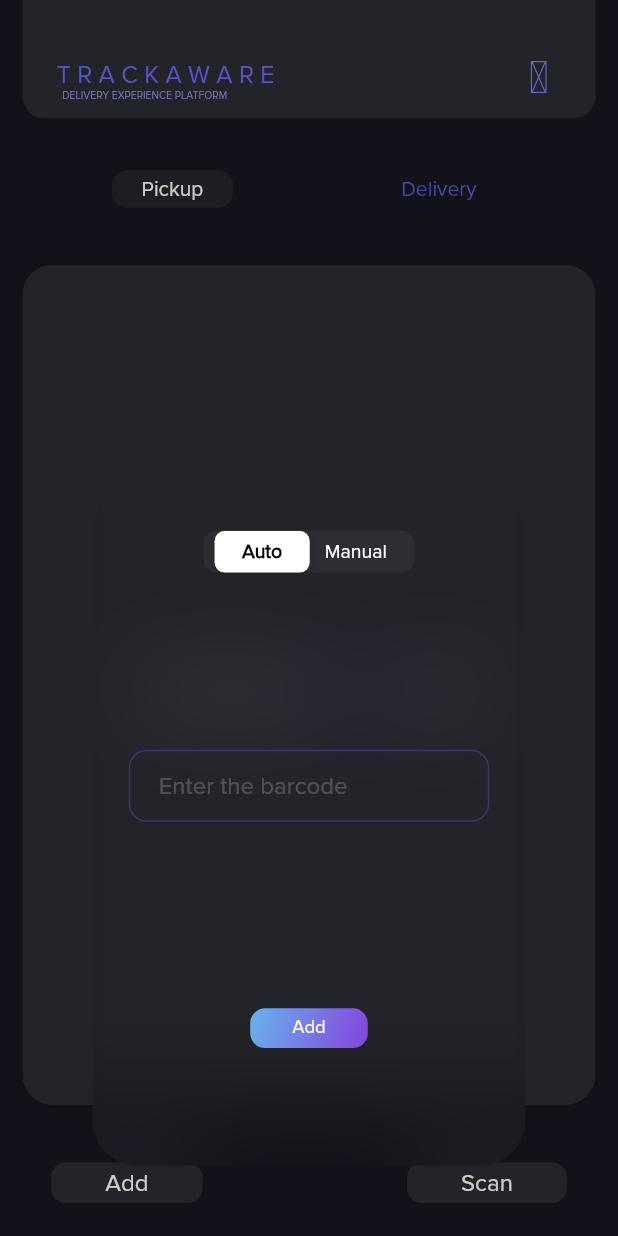
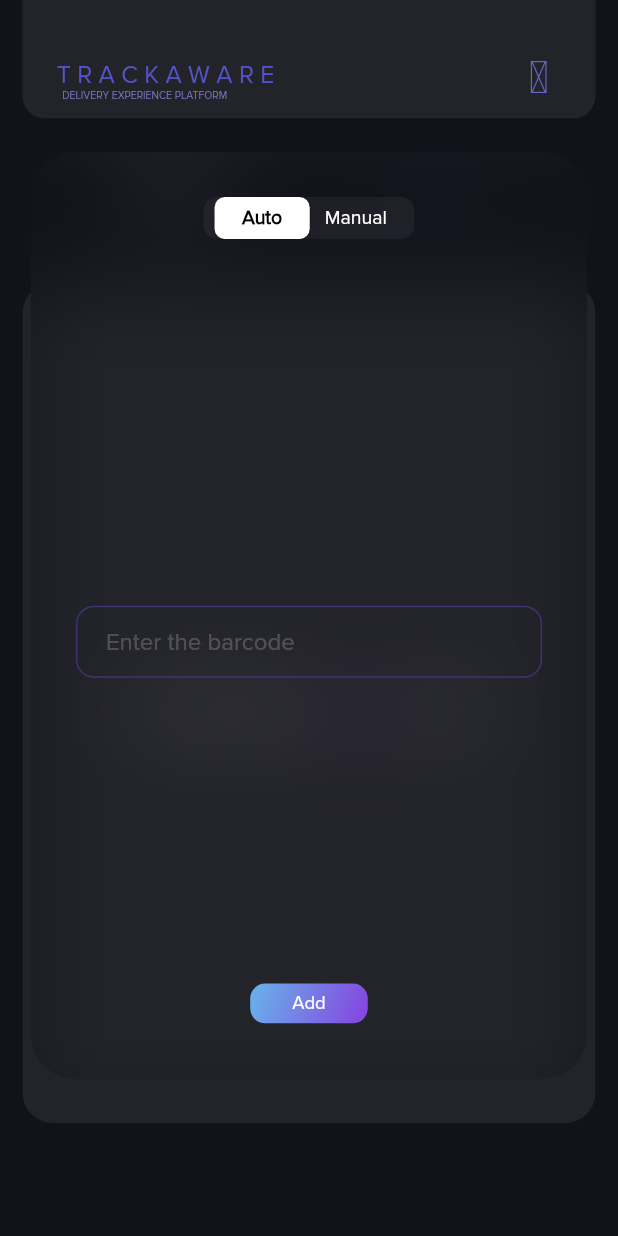
Before and after one commit to datttran/trackaware_lite, a Flutter app: the LandingPage screen opened by its route, after a tap on "Add", on a phone screen of 412 x 824 dp. Run offline on Flutter 3.47's test engine with Material 2 defaults, Android fonts, the phone set to English and light mode, and no system bars; our stand-ins replace bloc, device_info, equatable, flutter_bloc, flutter_icons, flutter_image_compress and 9 more; missing offline and left inert: animated_button, cupertino_back_gesture, flutter_barcode_scanner, flutter_keychain; accounts and stored records are empty; network calls fail.

Commit message:
add manual input for scan

```diff
--- a/lib/globals.dart
+++ b/lib/globals.dart
@@ -58,7 +58,7 @@ PickUpExternal selectedPickUpExternal;
 TenderParts tenderParts;
 TenderExternal tenderExternal;
 
-
+int popup = 0;
 //List
 List pickupList = [];
 List deliveryList = [];
--- a/lib/pages/landing/tabwidgets/pickup_tab_widget.dart
+++ b/lib/pages/landing/tabwidgets/pickup_tab_widget.dart
@@ -334,7 +334,9 @@ class PickUpTab extends State<PickUpTabWidget> {
 
             ),
           )),
-        Row(
+        Visibility(
+        visible: globals.popup == 0,
+          child: Row(
             mainAxisAlignment: MainAxisAlignment.spaceAround,
             children: [
               ButtonTheme(
@@ -359,8 +361,15 @@ class PickUpTab extends State<PickUpTabWidget> {
                     ),
                   ),
                   onPressed: (){
+                    setState(() {
+                      globals.popup = 1;
+                    });
                     showCupertinoModalPopup(context: context, builder: (BuildContext context) =>
-                      Pop(0));
+                        Pop(0)).then((value){
+                          setState(() {
+                            globals.popup = 0;
+                          });
+                    });
                     print(globals.pickupList.toString());
 
 
@@ -430,6 +439,7 @@ class PickUpTab extends State<PickUpTabWidget> {
               ),
 
             ],
+          ),
         )
       ],
     );
--- a/lib/pages/pickup/add_popup.dart
+++ b/lib/pages/pickup/add_popup.dart
@@ -3,7 +3,7 @@ import 'package:trackaware_lite/constants.dart';
 import 'package:flutter/cupertino.dart';
 import 'package:flutter/material.dart';
 import 'package:flutter/services.dart';
-
+import 'package:trackaware_lite/globals.dart' as globals;
 class Pop extends StatefulWidget {
   final int showID;
   static String id = 'pop_up';
@@ -69,16 +69,18 @@ class _PopState extends State<Pop> {
   }
 
 
+
   PageController _pageController;
   @override
   Widget build(BuildContext context) {
     return  Column(
       children: <Widget>[
         SizedBox(
-          height: verticalPixel*39.3,
+          height: verticalPixel*12.3,
         ),
         Container(
-          height: verticalPixel*55,
+          height: verticalPixel*75,
+          width: horizontalPixel*90,
           child: Material(
             color: Colors.transparent,
             child: ClipRRect(
@@ -127,7 +129,7 @@ class _PopState extends State<Pop> {
 
 buildPageView() {
     return Container(
-      height: verticalPixel*40,
+      height: verticalPixel*65,
 
       child: PageView(
         onPageChanged: (int val){
@@ -141,7 +143,7 @@ buildPageView() {
           ConstrainedBox(
             constraints: BoxConstraints.expand(),
             child: Padding(
-              padding: const EdgeInsets.symmetric(horizontal: 24),
+              padding: const EdgeInsets.symmetric(horizontal: 30),
               child: Column(
 
                 mainAxisAlignment: MainAxisAlignment.spaceBetween,
@@ -150,7 +152,7 @@ buildPageView() {
                 children: <Widget>[
 
                   SizedBox(
-                    height: 48.0,
+                    height: horizontalPixel*23,
 
                   ),
 
```
Lines whose indentation alone changed are shown as unchanged.
